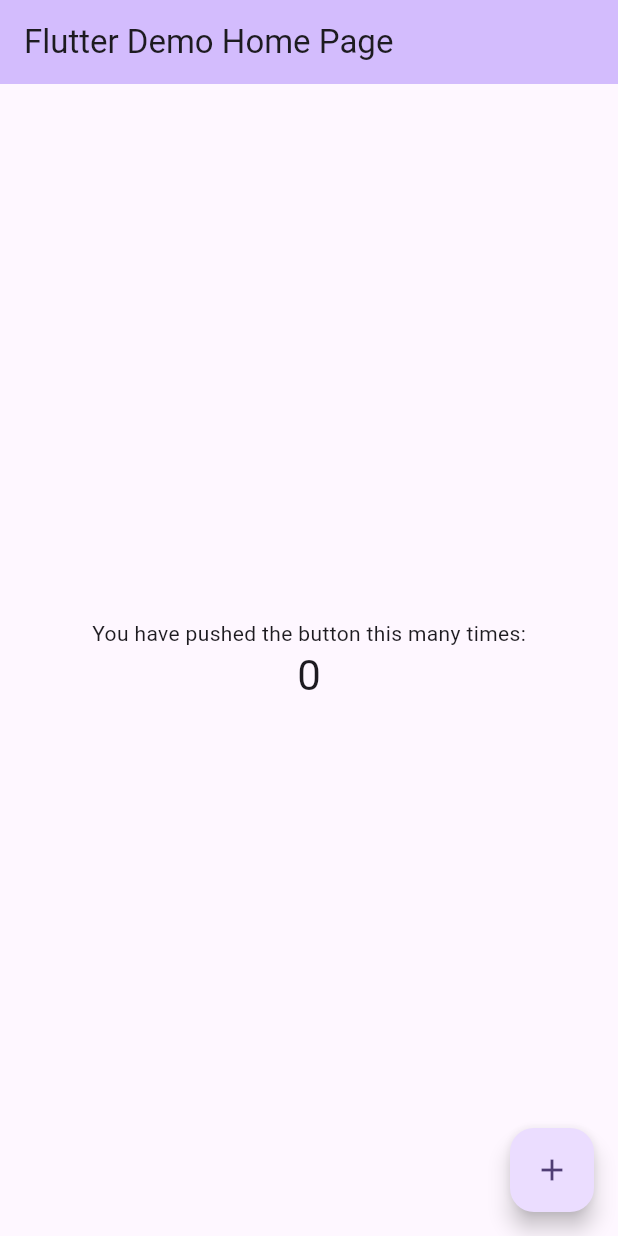
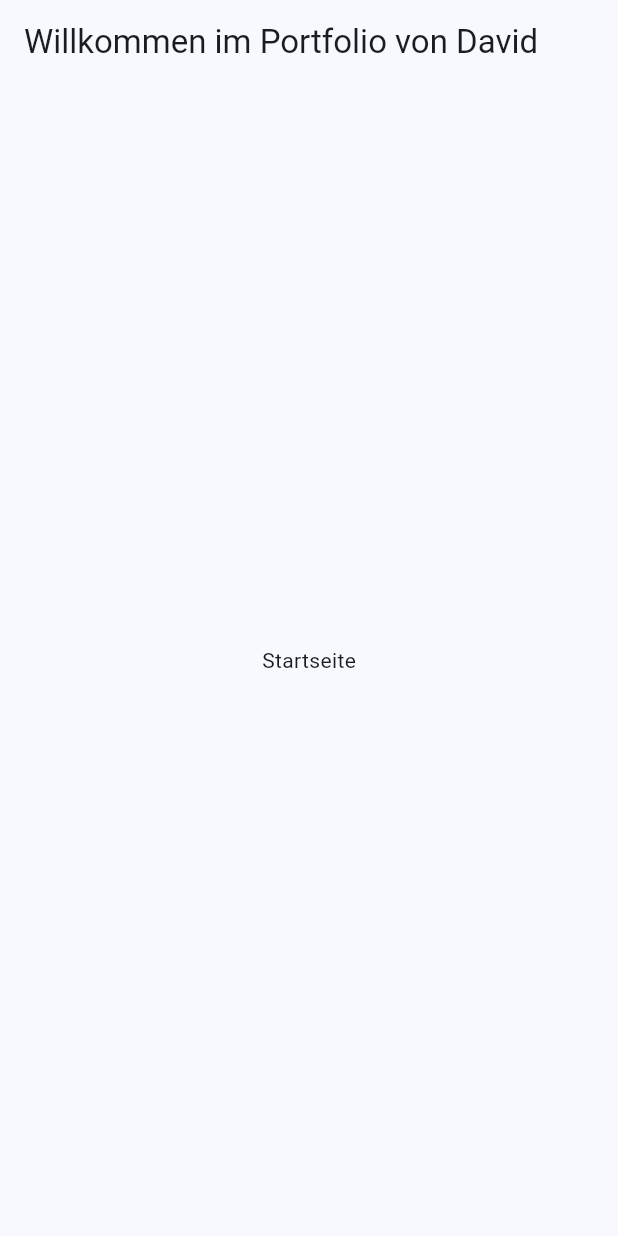
Before and after one commit to David241104/portfolio_5590771, a Flutter app: the screen it shows after launch, on a phone screen of 412 x 824 dp. Run offline on Flutter 3.47's test engine with Material 3 defaults, Android fonts, the phone set to English and light mode, and no system bars.

Commit message:
Feature: Startseite erstellt

```diff
--- a/lib/main.dart
+++ b/lib/main.dart
@@ -1,4 +1,5 @@
 import 'package:flutter/material.dart';
+import 'pages/home_page.dart';
 
 void main() {
   runApp(const MyApp());
@@ -7,116 +8,15 @@
 class MyApp extends StatelessWidget {
   const MyApp({super.key});
 
-  // This widget is the root of your application.
   @override
   Widget build(BuildContext context) {
     return MaterialApp(
-      title: 'Flutter Demo',
+      title: 'Portfolio App',
       theme: ThemeData(
-        // This is the theme of your application.
-        //
-        // TRY THIS: Try running your application with "flutter run". You'll see
-        // the application has a purple toolbar. Then, without quitting the app,
-        // try changing the seedColor in the colorScheme below to Colors.green
-        // and then invoke "hot reload" (save your changes or press the "hot
-        // reload" button in a Flutter-supported IDE, or press "r" if you used
-        // the command line to start the app).
-        //
-        // Notice that the counter didn't reset back to zero; the application
-        // state is not lost during the reload. To reset the state, use hot
-        // restart instead.
-        //
-        // This works for code too, not just values: Most code changes can be
-        // tested with just a hot reload.
-        colorScheme: ColorScheme.fromSeed(seedColor: Colors.deepPurple),
+        colorScheme: ColorScheme.fromSeed(seedColor: Colors.blue),
+        useMaterial3: true,
       ),
-      home: const MyHomePage(title: 'Flutter Demo Home Page'),
+      home: const HomePage(),
     );
   }
 }
-
-class MyHomePage extends StatefulWidget {
-  const MyHomePage({super.key, required this.title});
-
-  // This widget is the home page of your application. It is stateful, meaning
-  // that it has a State object (defined below) that contains fields that affect
-  // how it looks.
-
-  // This class is the configuration for the state. It holds the values (in this
-  // case the title) provided by the parent (in this case the App widget) and
-  // used by the build method of the State. Fields in a Widget subclass are
-  // always marked "final".
-
-  final String title;
-
-  @override
-  State<MyHomePage> createState() => _MyHomePageState();
-}
-
-class _MyHomePageState extends State<MyHomePage> {
-  int _counter = 0;
-
-  void _incrementCounter() {
-    setState(() {
-      // This call to setState tells the Flutter framework that something has
-      // changed in this State, which causes it to rerun the build method below
-      // so that the display can reflect the updated values. If we changed
-      // _counter without calling setState(), then the build method would not be
-      // called again, and so nothing would appear to happen.
-      _counter++;
-    });
-  }
-
-  @override
-  Widget build(BuildContext context) {
-    // This method is rerun every time setState is called, for instance as done
-    // by the _incrementCounter method above.
-    //
-    // The Flutter framework has been optimized to make rerunning build methods
-    // fast, so that you can just rebuild anything that needs updating rather
-    // than having to individually change instances of widgets.
-    return Scaffold(
-      appBar: AppBar(
-        // TRY THIS: Try changing the color here to a specific color (to
-        // Colors.amber, perhaps?) and trigger a hot reload to see the AppBar
-        // change color while the other colors stay the same.
-        backgroundColor: Theme.of(context).colorScheme.inversePrimary,
-        // Here we take the value from the MyHomePage object that was created by
-        // the App.build method, and use it to set our appbar title.
-        title: Text(widget.title),
-      ),
-      body: Center(
-        // Center is a layout widget. It takes a single child and positions it
-        // in the middle of the parent.
-        child: Column(
-          // Column is also a layout widget. It takes a list of children and
-          // arranges them vertically. By default, it sizes itself to fit its
-          // children horizontally, and tries to be as tall as its parent.
-          //
-          // Column has various properties to control how it sizes itself and
-          // how it positions its children. Here we use mainAxisAlignment to
-          // center the children vertically; the main axis here is the vertical
-          // axis because Columns are vertical (the cross axis would be
-          // horizontal).
-          //
-          // TRY THIS: Invoke "debug painting" (choose the "Toggle Debug Paint"
-          // action in the IDE, or press "p" in the console), to see the
-          // wireframe for each widget.
-          mainAxisAlignment: MainAxisAlignment.center,
-          children: <Widget>[
-            const Text('You have pushed the button this many times:'),
-            Text(
-              '$_counter',
-              style: Theme.of(context).textTheme.headlineMedium,
-            ),
-          ],
-        ),
-      ),
-      floatingActionButton: FloatingActionButton(
-        onPressed: _incrementCounter,
-        tooltip: 'Increment',
-        child: const Icon(Icons.add),
-      ), // This trailing comma makes auto-formatting nicer for build methods.
-    );
-  }
-}
--- /dev/null
+++ b/lib/pages/home_page.dart
@@ -0,0 +1,17 @@
+import 'package:flutter/material.dart';
+
+class HomePage extends StatelessWidget {
+  const HomePage({super.key});
+
+  @override
+  Widget build(BuildContext context) {
+    return Scaffold(
+      appBar: AppBar(
+        title: const Text('Willkommen im Portfolio von David'),
+      ),
+      body: const Center(
+        child: Text('Startseite'),
+      ),
+    );
+  }
+}
```
